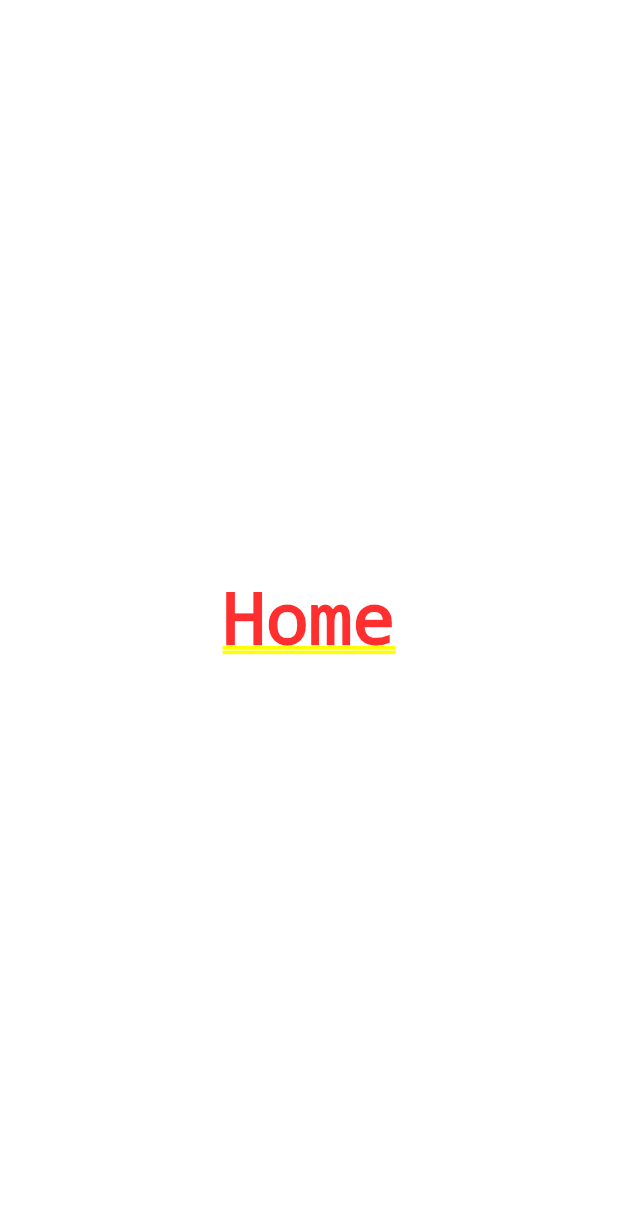
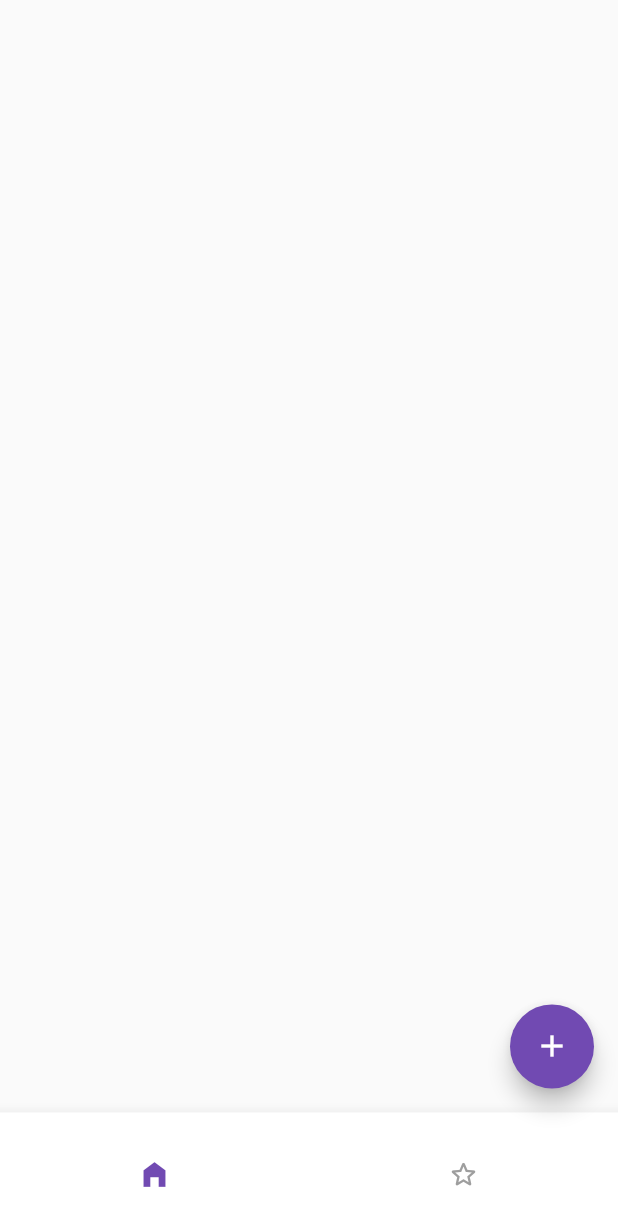
Before and after one commit to TanerTkn/cupcake_app, a Flutter app: the screen it shows after launch, on a phone screen of 412 x 824 dp. Shown: the top 1226 px of the screen. Run offline on Flutter 3.47's test engine with Material 2 defaults, Android fonts, the phone set to English and light mode, and no system bars.

Commit message:
bottom app bar ok

```diff
--- a/lib/main.dart
+++ b/lib/main.dart
@@ -1,4 +1,4 @@
-import 'package:cupcake_app/view/pages/home/home_view.dart';
+import 'package:cupcake_app/view/page_controller.dart';
 import 'package:flutter/material.dart';
 
 void main() {
@@ -11,7 +11,7 @@ class MyApp extends StatelessWidget {
     return MaterialApp(
       debugShowCheckedModeBanner: false,
       title: 'CupCake',
-      home: HomeView(),
+      home: PageControllerView(),
     );
   }
 }
--- a/lib/view/page_controller.dart
+++ b/lib/view/page_controller.dart
@@ -1,13 +1,57 @@
+import 'package:cupcake_app/core/extension/extension.dart';
+import 'package:cupcake_app/utilities/color_constant.dart';
+import 'package:cupcake_app/view/pages/home/home_view.dart';
+import 'package:cupcake_app/widgets/bottom_item.dart';
 import 'package:flutter/material.dart';
 
-class PageController extends StatefulWidget {
+class PageControllerView extends StatefulWidget {
   @override
-  _PageControllerState createState() => _PageControllerState();
+  _PageControllerViewState createState() => _PageControllerViewState();
 }
 
-class _PageControllerState extends State<PageController> {
+class _PageControllerViewState extends State<PageControllerView> {
+  int currentIndex = 0;
+  final pages = [
+    HomeView(),
+    HomeView(),
+  ];
   @override
   Widget build(BuildContext context) {
-    return Container();
+    return Scaffold(
+        body: pages[currentIndex],
+        bottomNavigationBar: Container(
+          height: context.sizeH(0.1),
+          width: context.sizeW(1),
+          child: BottomAppBar(
+            child: Row(
+              mainAxisAlignment: MainAxisAlignment.spaceAround,
+              children: [
+                BottomItem(
+                  icon: Icons.home_filled,
+                  isSelected: currentIndex == 0,
+                  onTap: () {
+                    setState(() {
+                      currentIndex = 0;
+                    });
+                  },
+                ),
+                BottomItem(
+                  icon: Icons.star_border_rounded,
+                  isSelected: currentIndex == 1,
+                  onTap: () {
+                    setState(() {
+                      currentIndex = 1;
+                    });
+                  },
+                ),
+              ],
+            ),
+          ),
+        ),
+        floatingActionButton: FloatingActionButton(
+          child: Icon(Icons.add),
+          backgroundColor: ColorConstants.mainColor,
+          onPressed: () {},
+        ));
   }
 }
--- a/lib/view/pages/home/home_view.dart
+++ b/lib/view/pages/home/home_view.dart
@@ -8,8 +8,8 @@ class HomeView extends StatefulWidget {
 class _HomeViewState extends State<HomeView> {
   @override
   Widget build(BuildContext context) {
-    return Container(
-      child: Center(child: Text("Home")),
+    return SingleChildScrollView(
+      child: Column(),
     );
   }
 }
--- /dev/null
+++ b/lib/widgets/bottom_item.dart
@@ -0,0 +1,22 @@
+import 'package:cupcake_app/utilities/color_constant.dart';
+import 'package:flutter/material.dart';
+
+class BottomItem extends StatelessWidget {
+  final String text;
+  final IconData icon;
+  final bool isSelected;
+  final Function onTap;
+
+  const BottomItem({Key key, this.text, this.icon, this.isSelected, this.onTap}) : super(key: key);
+  @override
+  Widget build(BuildContext context) {
+    return InkWell(
+      highlightColor: Colors.white,
+      onTap: onTap,
+      child: Padding(
+        padding: EdgeInsets.symmetric(horizontal: 15),
+        child: Icon(icon, color: isSelected ? ColorConstants.mainColor : Colors.grey, size: 22),
+      ),
+    );
+  }
+}
```
